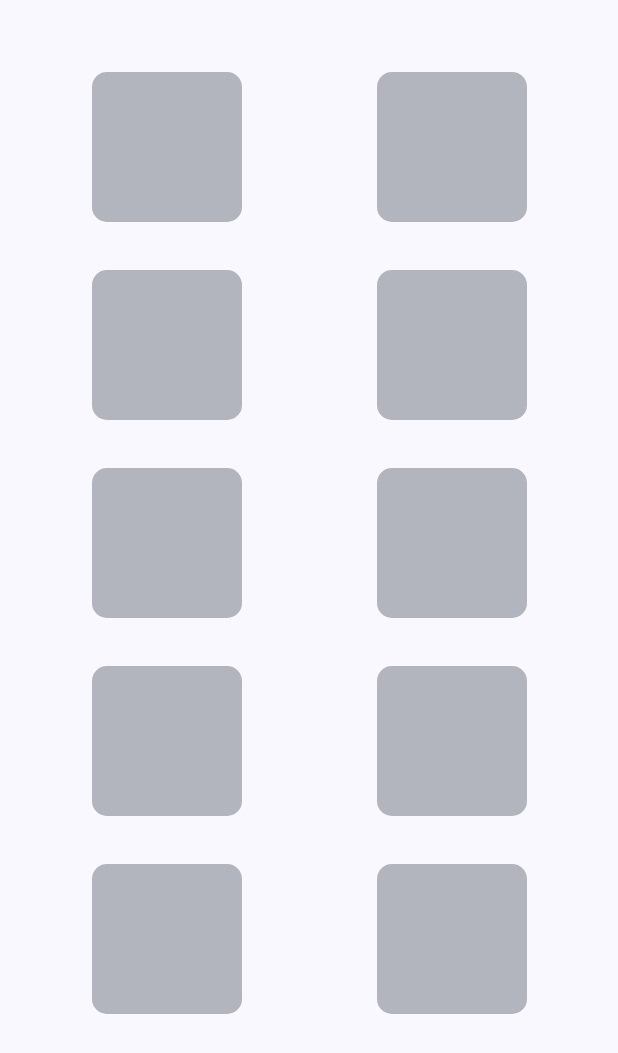
After one commit to denizsimsekk/RecipeApp, an Android app built with Jetpack Compose: the composable ShimmerEffect shown on its own in the app's theme, on a phone screen of 412 x 824 dp. The commit adds this screen. Shown: the top 1053 px of the screen. Run offline under Robolectric (Android 15) with nearby library versions, the phone set to English and light mode, and no system bars; our stand-ins replace Shimmer.

Commit message:
Home Screen.

```diff
--- a/app/build.gradle.kts
+++ b/app/build.gradle.kts
@@ -89,6 +89,9 @@ dependencies {
     // optional - Jetpack Compose integration
     implementation("androidx.paging:paging-compose:3.3.2")
     implementation ("com.squareup.retrofit2:converter-gson:2.11.0")
+    implementation("io.coil-kt.coil3:coil-compose:3.0.0-rc02")
+    implementation("io.coil-kt.coil3:coil-network-okhttp:3.0.0-rc02")
+
 }
 
 // Allow references to generated code
--- a/app/src/main/java/com/example/foodrecipes/MainViewModel.kt
+++ b/app/src/main/java/com/example/foodrecipes/MainViewModel.kt
@@ -28,7 +28,7 @@ class MainViewModel @Inject constructor(private val getAppEntryUseCase: GetAppEn
             } else {
                 startDestination = Route.OnBoardingScreen.route
             }
-            delay(300)
+            delay(200)
             splashCondition = false
         }.launchIn(viewModelScope)
     }
--- a/app/src/main/java/com/example/foodrecipes/common/ResponseState.kt
+++ b/app/src/main/java/com/example/foodrecipes/common/ResponseState.kt
@@ -7,4 +7,5 @@ sealed class ResponseState<T>(
     class Success<T>(data: T) : ResponseState<T>(data = data)
     class Error<T>(errorMessage: String) : ResponseState<T>(message = errorMessage)
     class Loading<T> : ResponseState<T>()
+    class Empty<T> : ResponseState<T>()
 }
--- a/app/src/main/java/com/example/foodrecipes/data/remote/RecipeApi.kt
+++ b/app/src/main/java/com/example/foodrecipes/data/remote/RecipeApi.kt
@@ -13,5 +13,5 @@ interface RecipeApi {
 
     @GET("recipes/random")
     @Headers("Content-Type: application/json")
-    suspend fun getRecipes( @Query("apiKey") apiKey: String = BuildConfig.RECIPE_API_KEY ):RecipeResponse
+    suspend fun getRecipes( @Query("apiKey") apiKey: String = BuildConfig.RECIPE_API_KEY, @Query("number") number :Int=30 ):RecipeResponse
 }
--- /dev/null
+++ b/app/src/main/java/com/example/foodrecipes/presentation/common/ShimmerEffect.kt
@@ -0,0 +1,179 @@
+package com.example.foodrecipes.presentation.common
+
+import androidx.compose.animation.core.RepeatMode
+import androidx.compose.animation.core.animateFloat
+import androidx.compose.animation.core.infiniteRepeatable
+import androidx.compose.animation.core.rememberInfiniteTransition
+import androidx.compose.animation.core.tween
+import androidx.compose.foundation.background
+import androidx.compose.foundation.layout.Box
+import androidx.compose.foundation.layout.Column
+import androidx.compose.foundation.layout.Row
+import androidx.compose.foundation.layout.fillMaxSize
+import androidx.compose.foundation.layout.height
+import androidx.compose.foundation.layout.width
+import androidx.compose.foundation.shape.RoundedCornerShape
+import androidx.compose.runtime.Composable
+import androidx.compose.ui.Alignment
+import androidx.compose.ui.Modifier
+import androidx.compose.ui.composed
+import androidx.compose.ui.draw.clip
+import androidx.compose.ui.res.colorResource
+import androidx.compose.ui.unit.dp
+import com.example.foodrecipes.R
+
+fun Modifier.shimmerEffect() = composed {
+    val transition = rememberInfiniteTransition()
+    val alpha = transition.animateFloat(
+        initialValue = 0.2f, targetValue = 0.9f, animationSpec = infiniteRepeatable(
+            animation = tween(durationMillis = 1000),
+            repeatMode = RepeatMode.Reverse
+        )
+    ).value
+    background(color = colorResource(id = R.color.gray).copy(alpha = alpha))
+}
+
+@Composable
+fun RecipeCardShimmerEffect(modifier: Modifier) {
+    Row(modifier = modifier.fillMaxSize()) {
+        Column(modifier.weight(1f)) {
+            Box(
+                modifier
+                    .height(100.dp)
+                    .width(100.dp)
+                    .align(
+                        Alignment.CenterHorizontally
+                    )
+                    .clip(
+                        RoundedCornerShape(10.dp)
+                    )
+                    .shimmerEffect()
+                    .shimmerEffect()
+            )
+
+            Box(
+                modifier
+                    .height(100.dp)
+                    .width(100.dp)
+                    .align(
+                        Alignment.CenterHorizontally
+                    )
+                    .clip(
+                        RoundedCornerShape(10.dp)
+                    )
+                    .shimmerEffect()
+                    .shimmerEffect()
+            )
+            Box(
+                modifier
+                    .height(100.dp)
+                    .width(100.dp)
+                    .align(
+                        Alignment.CenterHorizontally
+                    )
+                    .clip(
+                        RoundedCornerShape(10.dp)
+                    )
+                    .shimmerEffect()
+                    .shimmerEffect()
+            )
+            Box(
+                modifier
+                    .height(100.dp)
+                    .width(100.dp)
+                    .align(
+                        Alignment.CenterHorizontally
+                    )
+                    .clip(
+                        RoundedCornerShape(10.dp)
+                    )
+                    .shimmerEffect()
+                    .shimmerEffect()
+            )
+            Box(
+                modifier
+                    .height(100.dp)
+                    .width(100.dp)
+                    .align(
+                        Alignment.CenterHorizontally
+                    )
+                    .clip(
+                        RoundedCornerShape(10.dp)
+                    )
+                    .shimmerEffect()
+                    .shimmerEffect()
+            )
+
+        }
+        Column(modifier.weight(1f)) {
+            Box(
+                modifier
+                    .height(100.dp)
+                    .width(100.dp)
+                    .align(
+                        Alignment.CenterHorizontally
+                    )
+                    .clip(
+                        RoundedCornerShape(10.dp)
+                    )
+                    .shimmerEffect()
+                    .shimmerEffect()
+            )
+            Box(
+                modifier
+                    .height(100.dp)
+                    .width(100.dp)
+                    .align(
+                        Alignment.CenterHorizontally
+                    )
+                    .clip(
+                        RoundedCornerShape(10.dp)
+                    )
+                    .shimmerEffect()
+                    .shimmerEffect()
+            )
+            Box(
+                modifier
+                    .height(100.dp)
+                    .width(100.dp)
+                    .align(
+                        Alignment.CenterHorizontally
+                    )
+                    .clip(
+                        RoundedCornerShape(10.dp)
+                    )
+                    .shimmerEffect()
+                    .shimmerEffect()
+            )
+            Box(
+                modifier
+                    .height(100.dp)
+                    .width(100.dp)
+                    .align(
+                        Alignment.CenterHorizontally
+                    )
+                    .clip(
+                        RoundedCornerShape(10.dp)
+                    )
+                    .shimmerEffect()
+                    .shimmerEffect()
+            )
+            Box(
+                modifier
+                    .height(100.dp)
+                    .width(100.dp)
+                    .align(
+                        Alignment.CenterHorizontally
+                    )
+                    .clip(
+                        RoundedCornerShape(10.dp)
+                    )
+                    .shimmerEffect()
+                    .shimmerEffect()
+            )
+
+        }
+    }
+
+
+}
--- a/app/src/main/java/com/example/foodrecipes/presentation/navgraph/NavGraph.kt
+++ b/app/src/main/java/com/example/foodrecipes/presentation/navgraph/NavGraph.kt
@@ -9,6 +9,7 @@ import androidx.navigation.compose.NavHost
 import androidx.navigation.compose.composable
 import androidx.navigation.compose.navigation
 import androidx.navigation.compose.rememberNavController
+import com.example.foodrecipes.presentation.home.components.RecipeListScreen
 import com.example.foodrecipes.presentation.onboarding.OnBoardingViewModel
 import com.example.foodrecipes.presentation.onboarding.OnboardingScreen
 
@@ -21,7 +22,7 @@ fun NavGraph(navController: NavHostController, startDestination: String=Route.On
             OnboardingScreen(onBoardingViewModel,navController)
         }
         composable(Route.HomeScreen.route) {
-            Text("home page")
+            RecipeListScreen()
         }
     }
 }
```
Also changed, not shown: app/src/main/java/com/example/foodrecipes/data/model/Recipe.kt (+36 -36 lines), app/src/main/java/com/example/foodrecipes/presentation/home/HomeViewModel.kt (+9 -16 lines), app/src/main/java/com/example/foodrecipes/presentation/home/components/RecipeCard.kt (added, +50 -0 lines), app/src/main/java/com/example/foodrecipes/presentation/home/components/RecipeListScreen.kt (added, +79 -0 lines), 1 other file.
